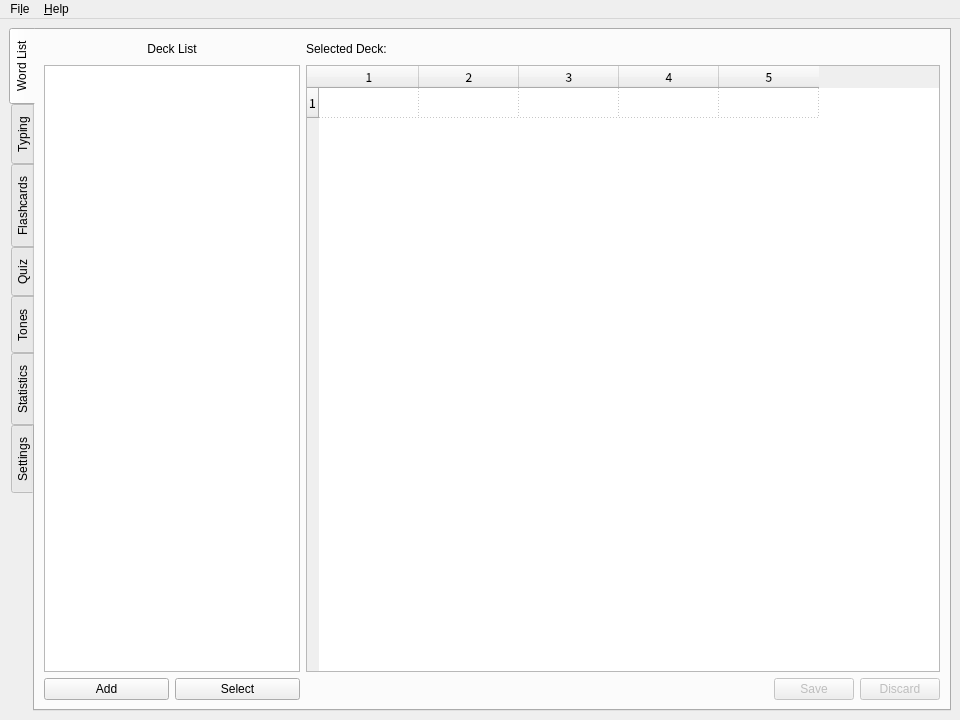
Old version of the form cjk-trainer/ui/MainWindow.ui in the repository mruiz42/cjk-trainer.
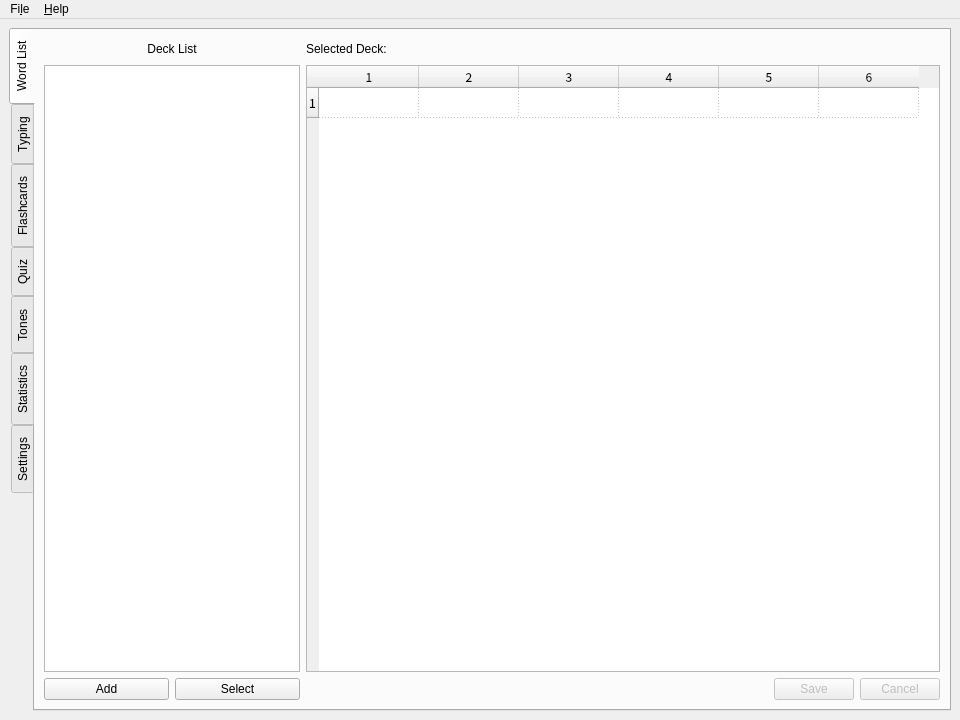
New version of the form. Icons and pictures are not drawn.

Commit message: working on QTableWidget data IO, tab switching locks and general UI additions

Diff of the .ui file:
```diff
--- a/cjk-trainer/ui/MainWindow.ui
+++ b/cjk-trainer/ui/MainWindow.ui
@@ -257,7 +257,7 @@
                <number>1</number>
               </property>
               <property name="columnCount">
-               <number>5</number>
+               <number>6</number>
               </property>
               <row/>
               <column/>
@@ -265,6 +265,7 @@
               <column/>
               <column/>
               <column/>
+              <column/>
              </widget>
             </item>
             <item>
@@ -273,7 +274,7 @@
                <bool>false</bool>
               </property>
               <property name="standardButtons">
-               <set>QDialogButtonBox::Discard|QDialogButtonBox::Save</set>
+               <set>QDialogButtonBox::Cancel|QDialogButtonBox::Save</set>
               </property>
               <property name="centerButtons">
                <bool>false</bool>
```
Left out of the diff: 14 changed lines with no effect on the pictures. The commit also changes 2 other files.
